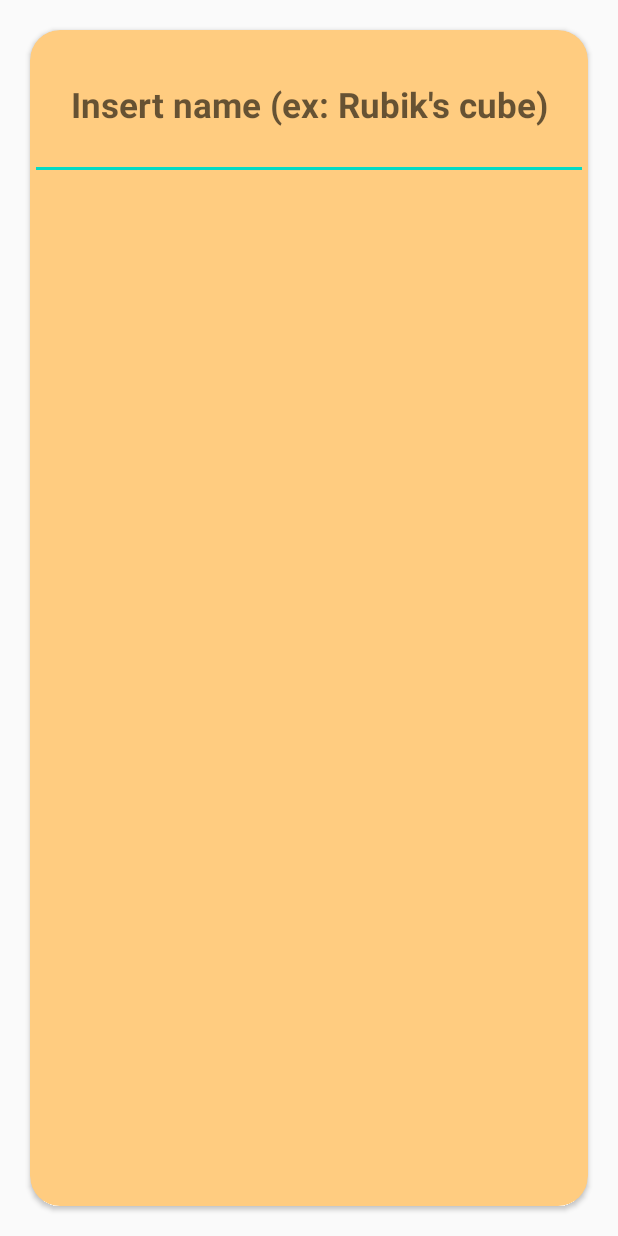
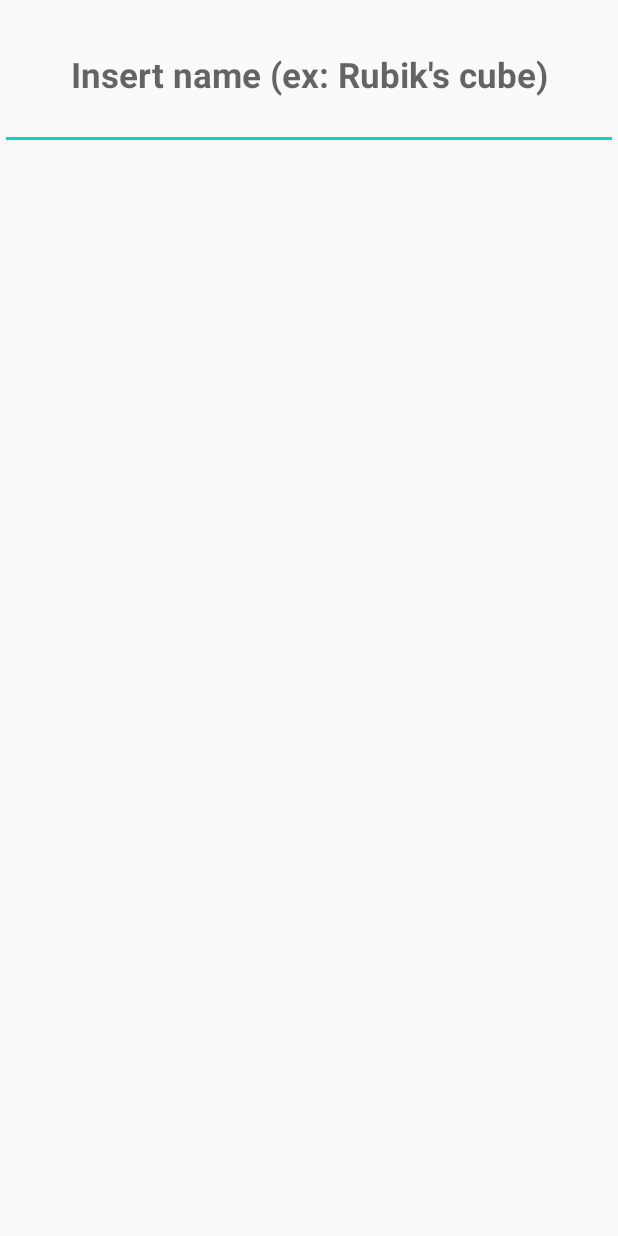
Before and after one commit to 11nonali23/Advanced-Workout-Clock, an Android app: the layout add_activity_layout.xml on its own in the app's theme, with its tools: preview values and no code run, on a phone screen of 412 x 824 dp. Run offline under Robolectric (Android 15) with nearby library versions, the phone set to English and light mode, and no system bars.

Commit message:
Minor layout fixes

```diff
--- a/Advanced_Chrono/app/src/main/res/layout/add_activity_layout.xml
+++ b/Advanced_Chrono/app/src/main/res/layout/add_activity_layout.xml
@@ -1,20 +1,9 @@
-<?xml version="1.0" encoding="utf-8"?>
-<androidx.cardview.widget.CardView xmlns:android="http://schemas.android.com/apk/res/android"
-    android:layout_width="match_parent"
-    android:layout_height="match_parent"
-    xmlns:app="http://schemas.android.com/apk/res-auto"
-    android:layout_margin="20dp"
-    app:cardCornerRadius="20dp"
-    android:backgroundTint="@color/super_light_orange">
-
-
 <EditText
-        android:id="@+id/insertText"
+    xmlns:android="http://schemas.android.com/apk/res/android"
+    android:id="@+id/insertActivity"
     android:layout_width="match_parent"
     android:layout_height="100dp"
     android:gravity="center"
     android:hint="@string/chrono_insert_hint"
     android:textSize="23sp"
     android:textStyle="bold" />
-
-</androidx.cardview.widget.CardView>
```
Also changed, not shown: Advanced_Chrono/app/src/main/res/layout/add_timer_item_layout.xml (+12 -4 lines). Lines whose indentation alone changed are shown as unchanged.
